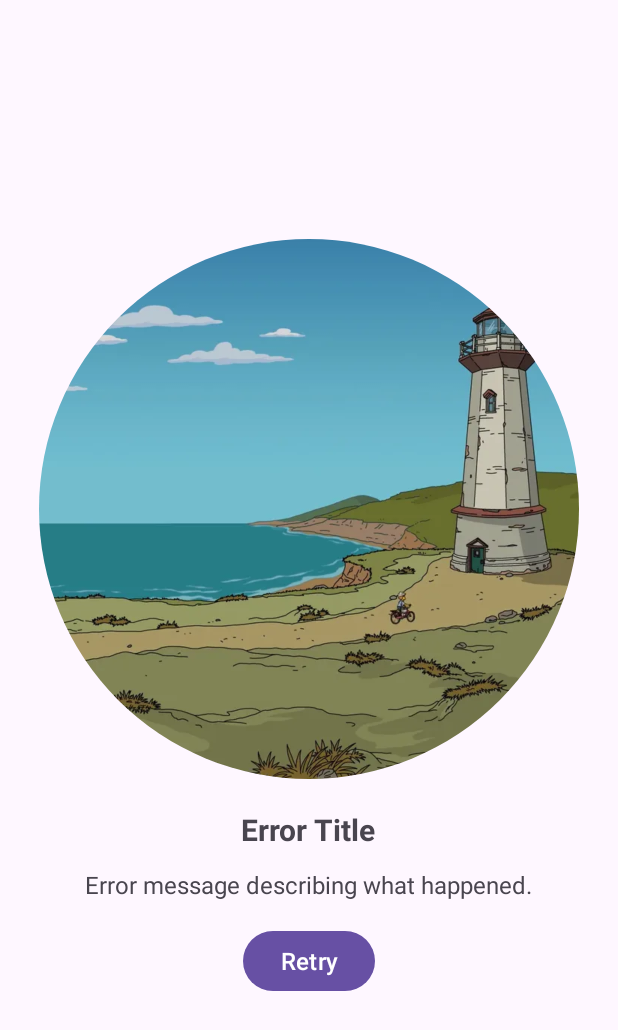
After one commit to polrubiano/simpsons_pool, an Android app: the layout error_view.xml on its own in the app's theme, with its tools: preview values and no code run, on a phone screen of 412 x 824 dp. The commit adds this screen. Shown: the top 1030 px of the screen. Run offline under Robolectric (Android 15) with nearby library versions, the phone set to English and light mode, and no system bars.

Commit message:
Implemented App Error Support

```diff
--- /dev/null
+++ b/app/src/main/res/drawable/shape_circle.xml
@@ -0,0 +1,5 @@
+<?xml version="1.0" encoding="utf-8"?>
+<shape xmlns:android="http://schemas.android.com/apk/res/android"
+    android:shape="oval">
+    <size android:width="120dp" android:height="120dp"/>
+</shape>
--- /dev/null
+++ b/app/src/main/res/layout/error_view.xml
@@ -0,0 +1,48 @@
+<?xml version="1.0" encoding="utf-8"?>
+<LinearLayout xmlns:android="http://schemas.android.com/apk/res/android"
+    xmlns:tools="http://schemas.android.com/tools"
+    android:layout_width="match_parent"
+    android:layout_height="match_parent"
+    android:gravity="center"
+    android:orientation="vertical"
+    android:padding="@dimen/dp_m">
+
+    <ImageView
+        android:id="@+id/error_image"
+        android:layout_width="360dp"
+        android:layout_height="360dp"
+        android:layout_gravity="center"
+        android:background="@drawable/shape_circle"
+        android:clipToOutline="true"
+        android:contentDescription="@string/str_imageErrorContentDescription"
+        android:scaleType="centerCrop"
+        tools:src="@drawable/error_unknown" />
+
+    <TextView
+        android:id="@+id/error_title"
+        android:layout_width="wrap_content"
+        android:layout_height="wrap_content"
+        android:layout_marginTop="@dimen/dp_l"
+        android:gravity="center"
+        android:textSize="@dimen/sp_l"
+        android:textStyle="bold"
+        tools:text="Error Title" />
+
+    <TextView
+        android:id="@+id/error_message"
+        android:layout_width="wrap_content"
+        android:layout_height="wrap_content"
+        android:layout_marginTop="@dimen/dp_s"
+        android:gravity="center"
+        android:textSize="@dimen/sp_m"
+        tools:text="Error message describing what happened." />
+
+    <com.google.android.material.button.MaterialButton
+        android:id="@+id/error_button_retry"
+        android:layout_width="wrap_content"
+        android:layout_height="wrap_content"
+        android:layout_gravity="center"
+        android:layout_marginTop="@dimen/dp_m"
+        android:text="@string/str_retry"
+        android:textSize="@dimen/sp_m" />
+</LinearLayout>
--- /dev/null
+++ b/app/src/main/res/values/dimen.xml
@@ -0,0 +1,14 @@
+<?xml version="1.0" encoding="utf-8"?>
+<resources>
+    <dimen name="dp_s">12dp</dimen>
+    <dimen name="dp_sm">14dp</dimen>
+    <dimen name="dp_m">16dp</dimen>
+    <dimen name="dp_ml">18dp</dimen>
+    <dimen name="dp_l">20dp</dimen>
+
+    <dimen name="sp_s">12sp</dimen>
+    <dimen name="sp_sm">14sp</dimen>
+    <dimen name="sp_m">16sp</dimen>
+    <dimen name="sp_ml">18sp</dimen>
+    <dimen name="sp_l">20sp</dimen>
+</resources>
--- a/app/src/main/res/values/strings.xml
+++ b/app/src/main/res/values/strings.xml
@@ -1,3 +1,20 @@
 <resources>
     <string name="app_name">Simpsons Pool</string>
+
+    <!-- Error View -->
+    <string name="str_imageErrorContentDescription">Error Image</string>
+    <string name="str_retry">Retry</string>
+
+    <!-- Error - No Results -->
+    <string name="str_error_no_results_title">No Results</string>
+    <string name="str_error_no_results_message">We couldn't find any results for your search.</string>
+
+    <!-- Error - Data -->
+    <string name="str_error_data_title">Data Error</string>
+    <string name="str_error_data_message">There was an error loading the data.</string>
+
+    <!-- Error - Unknown -->
+    <string name="str_error_unknown_title">Unknown Error</string>
+    <string name="str_error_unknown_message">An unknown error has occurred.</string>
+
 </resources>
```
Also changed, not shown: app/src/main/java/pol/rubiano/simpsonspool/app/errors/AppError.kt (added, +28 -0 lines), app/src/main/java/pol/rubiano/simpsonspool/app/errors/AppErrorUI.kt (added, +7 -0 lines), app/src/main/java/pol/rubiano/simpsonspool/app/errors/AppErrorUIFactory.kt (added, +25 -0 lines), app/src/main/java/pol/rubiano/simpsonspool/app/errors/AppErrorView.kt (added, +33 -0 lines), app/src/main/java/pol/rubiano/simpsonspool/app/extensions/ViewExt.kt (added, +11 -0 lines), app/src/main/res/drawable/error_data.webp (added), app/src/main/res/drawable/error_no_results.webp (added), app/src/main/res/drawable/error_unknown.webp (added).
